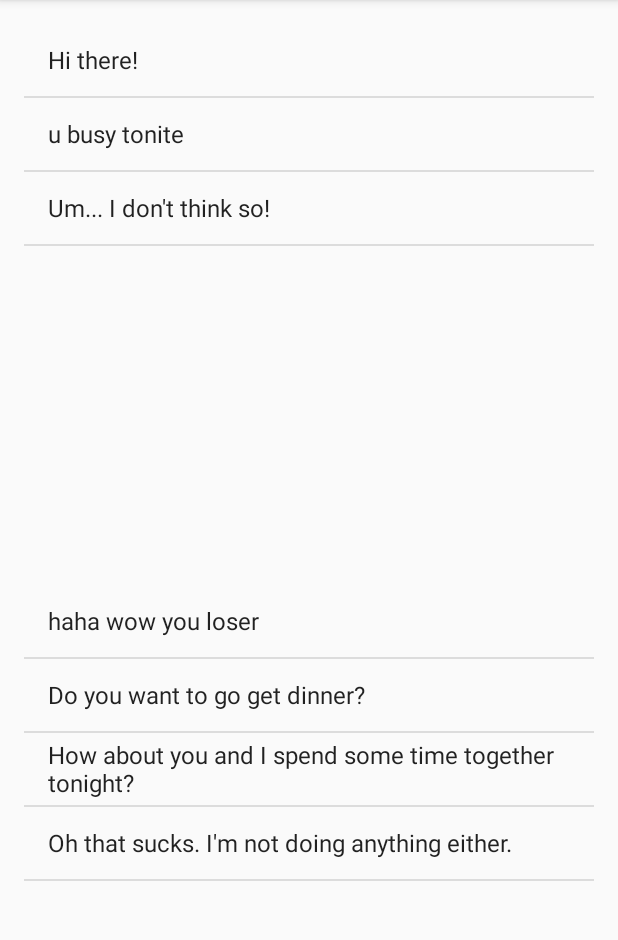
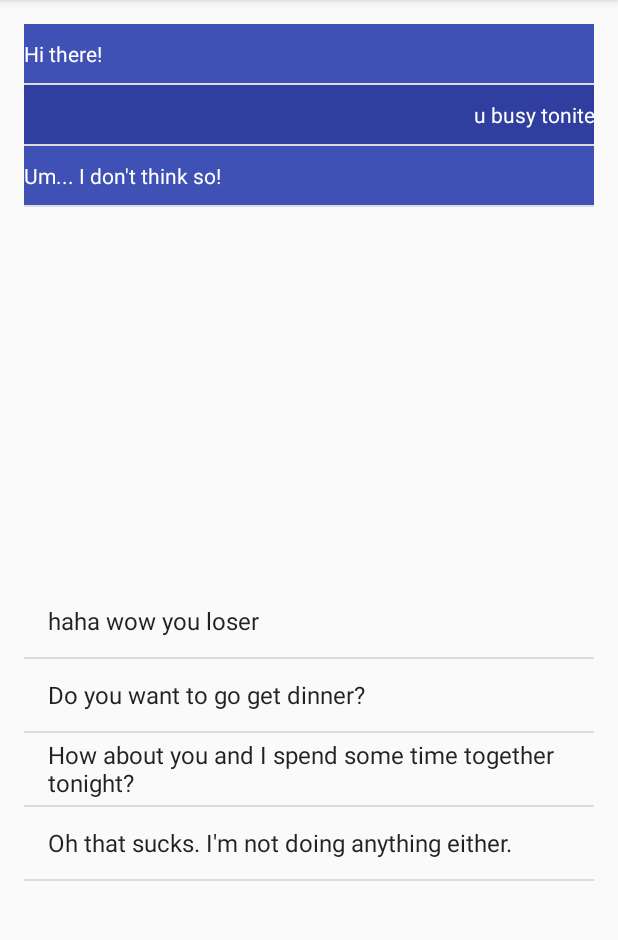
Before and after one commit to tiny-crab/SpicyDateSimulator, an Android app: the MessagingActivity screen opened directly, with no data from a screen before it, after a tap on "u busy tonite", on a phone screen of 412 x 824 dp, the part 84-1024 px from its top. Run offline under Robolectric (Android 15) with nearby library versions, the phone set to English and light mode, and no system bars.

Commit message:
More stuff, not working yet

```diff
--- a/SpicyDateSimulator/app/src/main/java/com/kch/spicydatesimulator/MessagingActivity.java
+++ b/SpicyDateSimulator/app/src/main/java/com/kch/spicydatesimulator/MessagingActivity.java
@@ -12,6 +12,7 @@ import android.widget.Button;
 import android.widget.ListView;
 import android.widget.TextView;
 
+import com.kch.spicydatesimulator.xmlparser.MessageListAdapter;
 import com.kch.spicydatesimulator.xmlparser.SDSGame;
 import com.kch.spicydatesimulator.xmlparser.SDSGameSave;
 
@@ -30,7 +31,7 @@ public class MessagingActivity extends AppCompatActivity implements Confirmation
 
     private ListView messagesList;
     private ListView choicesList;
-    ArrayAdapter<String> messageToPush;
+    MessageListAdapter messageToPush;
     ArrayAdapter<String> choiceToPush;
 
     @Override
@@ -46,7 +47,7 @@ public class MessagingActivity extends AppCompatActivity implements Confirmation
         }
 
         messagesList = (ListView) findViewById(R.id.messaging_list_view);
-        messageToPush = new ArrayAdapter<>(currentActivity, android.R.layout.simple_list_item_1);
+        messageToPush = new MessageListAdapter(currentActivity);
         messagesList.setAdapter(messageToPush);
 
         choicesList = (ListView) findViewById(R.id.choices_list_view);
--- /dev/null
+++ b/SpicyDateSimulator/app/src/main/java/com/kch/spicydatesimulator/xmlparser/MessageListAdapter.java
@@ -0,0 +1,36 @@
+package com.kch.spicydatesimulator.xmlparser;
+
+import android.content.Context;
+import android.view.View;
+import android.view.ViewGroup;
+import android.widget.ArrayAdapter;
+
+import com.kch.spicydatesimulator.R;
+
+/**
+ * Created by evan on 12/1/2016.
+ */
+
+public class MessageListAdapter extends ArrayAdapter {
+    private static int RES_COLOR;
+    private static int CHOICE_COLOR;
+
+    public MessageListAdapter(Context context) {
+        super(context, R.layout.response_item);
+        RES_COLOR = context.getResources().getColor(R.color.colorPrimary);
+        CHOICE_COLOR = context.getResources().getColor(R.color.colorPrimaryDark);
+    }
+
+    @Override
+    public View getView(int position, View convertView, ViewGroup parent) {
+        View v = super.getView(position, convertView,parent);
+        if (position % 2 == 0) {
+            v.setBackgroundColor(RES_COLOR);
+        }
+        else {
+            v.setBackgroundColor(CHOICE_COLOR);
+            v.setTextAlignment(View.TEXT_ALIGNMENT_VIEW_END);
+        }
+        return v;
+    }
+}
--- a/SpicyDateSimulator/app/src/main/java/com/kch/spicydatesimulator/xmlparser/SDSGame.java
+++ b/SpicyDateSimulator/app/src/main/java/com/kch/spicydatesimulator/xmlparser/SDSGame.java
@@ -64,7 +64,7 @@ public class SDSGame {
         if (curSave != null) {
             curSave.setFlag(newFlag);
         }
-        if (newNodeId.equals(GOTO_END)) {
+        if (newNodeId == null || newNodeId.equals(GOTO_END)) {
             curNode = null;
             return false;
         }
--- /dev/null
+++ b/SpicyDateSimulator/app/src/main/res/layout/choice_item.xml
@@ -0,0 +1,6 @@
+<?xml version="1.0" encoding="utf-8"?>
+<LinearLayout xmlns:android="http://schemas.android.com/apk/res/android"
+    android:orientation="vertical" android:layout_width="match_parent"
+    android:layout_height="match_parent">
+
+</LinearLayout>
--- /dev/null
+++ b/SpicyDateSimulator/app/src/main/res/layout/response_item.xml
@@ -0,0 +1,10 @@
+<?xml version="1.0" encoding="utf-8"?>
+<TextView xmlns:android="http://schemas.android.com/apk/res/android"
+     android:layout_height="wrap_content"
+    android:layout_width="match_parent"
+    android:layout_marginTop="30px"
+    android:layout_marginBottom="30px"
+    android:paddingTop="10dp"
+    android:paddingBottom="10dp"
+    android:background="@color/colorPrimary"
+    android:textColor="@android:color/background_light" />
--- a/SpicyDateSimulator/app/src/main/res/values/colors.xml
+++ b/SpicyDateSimulator/app/src/main/res/values/colors.xml
@@ -1,6 +1,6 @@
 <?xml version="1.0" encoding="utf-8"?>
 <resources>
-    <color name="colorPrimary">#3F51B5</color>
+    <color name="colorPrimary">#3f51b5</color>
     <color name="colorPrimaryDark">#303F9F</color>
     <color name="colorAccent">#FF4081</color>
 </resources>
```
Also changed, not shown: SpicyDateSimulator/app/src/main/assets/game_data.xml (+5 -5 lines), SpicyDateSimulator/app/src/main/java/com/kch/spicydatesimulator/download/GameDownloadTask.java (+10 -4 lines).
